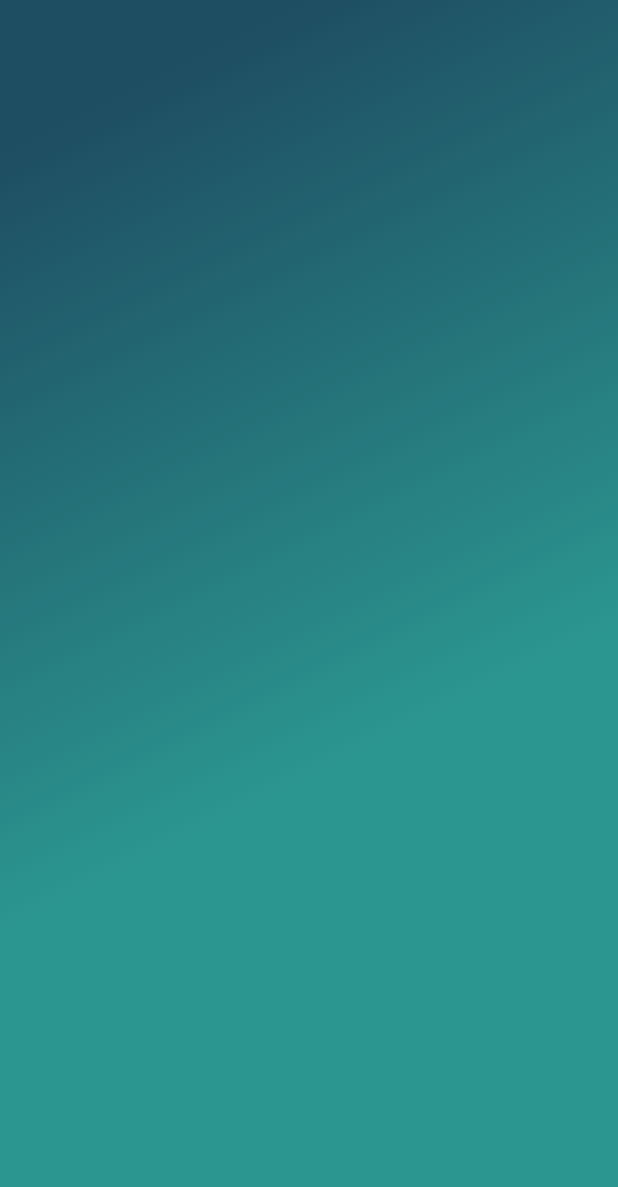
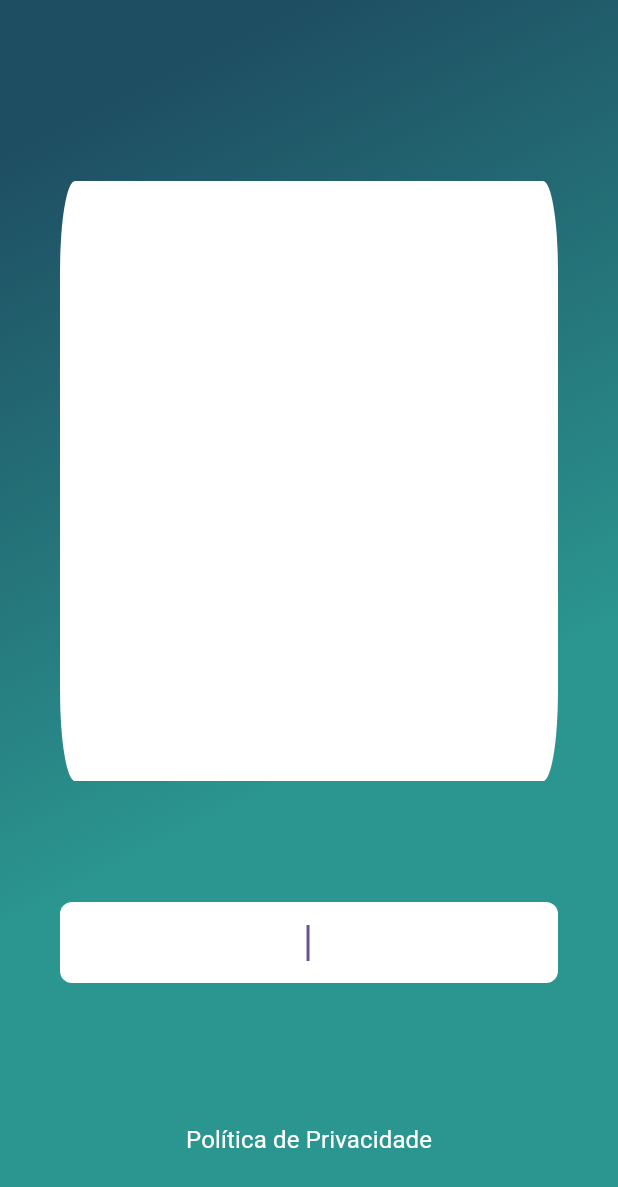
Before and after one commit to lucaskevyn/prova_flutter_target, a Flutter app: the CapturaInfo screen opened directly, on a phone screen of 412 x 824 dp. Shown: the top 1187 px of the screen. Run offline on Flutter 3.47's test engine with Material 3 defaults, Android fonts, the phone set to English and light mode, and no system bars; our stand-ins replace dio, flutter_mobx, get, mobx, shared_preferences; missing offline and left inert: mocktail; accounts and stored records are empty; generated files the repository leaves out were written again.

Commit message:
Tela CapturaInfo

```diff
--- a/assets/json/login.json
+++ /dev/null
@@ -1,3 +0,0 @@
-{
-  "access_token": "b94421c4-2c56-39da-156b-3c456ad99346"
-}
--- a/lib/screens/capturaInfo.dart
+++ /dev/null
@@ -1,18 +0,0 @@
-import 'package:flutter/material.dart';
-
-class CapturaInfo extends StatelessWidget {
-  const CapturaInfo({super.key});
-
-  @override
-  Widget build(BuildContext context) {
-    return Container(
-      decoration: const BoxDecoration(
-          gradient: LinearGradient(
-              colors: [Color(0xFF1e4e62), Color(0xFF2b958f)],
-              begin: Alignment.topCenter)),
-      child: Scaffold(
-        backgroundColor: Colors.transparent,
-      ),
-    );
-  }
-}
--- /dev/null
+++ b/lib/screens/infoCapture.dart
@@ -0,0 +1,196 @@
+import 'package:flutter/material.dart';
+import 'package:flutter/services.dart';
+import 'package:flutter_mobx/flutter_mobx.dart';
+import 'package:prova_flutter_target/stores/notes.dart';
+import 'package:url_launcher/url_launcher_string.dart';
+
+class CapturaInfo extends StatefulWidget {
+  CapturaInfo({super.key});
+
+  @override
+  State<CapturaInfo> createState() => _CapturaInfoState();
+}
+
+class _CapturaInfoState extends State<CapturaInfo> {
+  final _formKey = GlobalKey<FormState>();
+
+  final noteStore = Notes();
+
+  final noteController = TextEditingController();
+
+  late FocusNode _focusNode;
+
+  @override
+  void initState() {
+    super.initState();
+
+    _focusNode = FocusNode();
+    _focusNode.requestFocus();
+  }
+
+  @override
+  void dispose() {
+    // Clean up the focus node when the Form is disposed.
+    _focusNode.dispose();
+
+    super.dispose();
+  }
+
+  @override
+  Widget build(BuildContext context) {
+    return Container(
+      decoration: const BoxDecoration(
+          gradient: LinearGradient(
+              colors: [Color(0xFF1e4e62), Color(0xFF2b958f)],
+              begin: Alignment.topCenter)),
+      child: Scaffold(
+        backgroundColor: Colors.transparent,
+        body: SingleChildScrollView(
+          child: SafeArea(
+            child: ConstrainedBox(
+              constraints:
+                  BoxConstraints(maxHeight: MediaQuery.of(context).size.height),
+              child: Container(
+                padding:
+                    const EdgeInsets.symmetric(horizontal: 40, vertical: 40),
+                child: Column(
+                  mainAxisAlignment: MainAxisAlignment.spaceBetween,
+                  children: [
+                    Expanded(
+                      child: Column(
+                        crossAxisAlignment: CrossAxisAlignment.start,
+                        mainAxisAlignment: MainAxisAlignment.spaceEvenly,
+                        children: [
+                          Container(
+                            height: 400,
+                            width: double.infinity,
+                            padding: const EdgeInsets.symmetric(
+                                vertical: 8.0, horizontal: 8.0),
+                            decoration: const BoxDecoration(
+                                color: Colors.white,
+                                borderRadius: BorderRadius.horizontal(
+                                    left: Radius.elliptical(10, 60),
+                                    right: Radius.elliptical(10, 60))),
+                            child: Column(
+                              children: [
+                                Expanded(
+                                  child: Observer(
+                                      builder: (_) => ListView.builder(
+                                            itemCount: noteStore.notes.length,
+                                            itemBuilder: (context, index) {
+                                              var note = noteStore.notes[index];
+                                              return savedText(note);
+                                            },
+                                          )),
+                                ),
+                              ],
+                            ),
+                          ),
+                          Form(
+                            key: _formKey,
+                            child: TextFormField(
+                                controller: noteController,
+                                focusNode: _focusNode,
+                                onFieldSubmitted: (value) {
+                                  if (_formKey.currentState!.validate()) {
+                                    noteStore.add(value);
+                                    noteController.clear();
+                                    _focusNode.requestFocus();
+                                  }
+                                },
+                                validator: (value) => validateTextField(value),
+                                textAlign: TextAlign.center,
+                                style: const TextStyle(
+                                    fontWeight: FontWeight.bold,
+                                    fontSize: 16,
+                                    color: Colors.black),
+                                decoration: const InputDecoration(
+                                  filled: true,
+                                  fillColor: Colors.white,
+                                  border: OutlineInputBorder(
+                                      borderSide: BorderSide.none,
+                                      borderRadius: BorderRadius.all(
+                                          Radius.circular(8.0))),
+                                  contentPadding:
+                                      EdgeInsets.symmetric(vertical: 15.0),
+                                  label: Center(
+                                    child: Text(
+                                      'Digite seu texto',
+                                    ),
+                                  ),
+                                  labelStyle: TextStyle(
+                                    fontWeight: FontWeight.bold,
+                                    fontSize: 16,
+                                  ),
+                                  floatingLabelBehavior:
+                                      FloatingLabelBehavior.never,
+                                  errorStyle: TextStyle(color: Colors.white),
+                                )),
+                          ),
+                        ],
+                      ),
+                    ),
+                    TextButton(
+                      onPressed: () =>
+                          launchUrlString('https://www.google.com'),
+                      child: const Text(
+                        'Política de Privacidade',
+                        style: TextStyle(
+                            color: Colors.white,
+                            fontSize: 16,
+                            fontWeight: FontWeight.w400),
+                      ),
+                    )
+                  ],
+                ),
+              ),
+            ),
+          ),
+        ),
+      ),
+    );
+  }
+
+  Widget savedText(String item) {
+    return Column(
+      children: [
+        Row(
+          mainAxisAlignment: MainAxisAlignment.end,
+          children: [
+            Expanded(
+              child: Text(
+                item,
+                style: const TextStyle(
+                  fontWeight: FontWeight.bold,
+                  fontSize: 16,
+                ),
+                textAlign: TextAlign.center,
+              ),
+            ),
+            IconButton(
+                onPressed: () => {},
+                icon: const Icon(
+                  Icons.border_color,
+                  size: 36,
+                )),
+            IconButton(
+                onPressed: () => {},
+                icon: Icon(
+                  Icons.cancel,
+                  color: Colors.red.shade800,
+                  size: 36,
+                ))
+          ],
+        ),
+        const Divider()
+      ],
+    );
+  }
+
+  String? validateTextField(String? value) {
+    if (value == null || value.isEmpty) {
+      return '* Preencha o campo';
+    }
+    return null;
+  }
+}
```
Also changed, not shown: lib/controllers/login_controller.dart (+5 -5 lines), lib/screens/login.dart (+11 -13 lines), lib/stores/notes.dart (added, +31 -0 lines), pubspec.yaml (+4 -3 lines), lib/screens/widgets/textField.dart (deleted), lib/stores/notes.g.dart (added), pubspec.lock.
